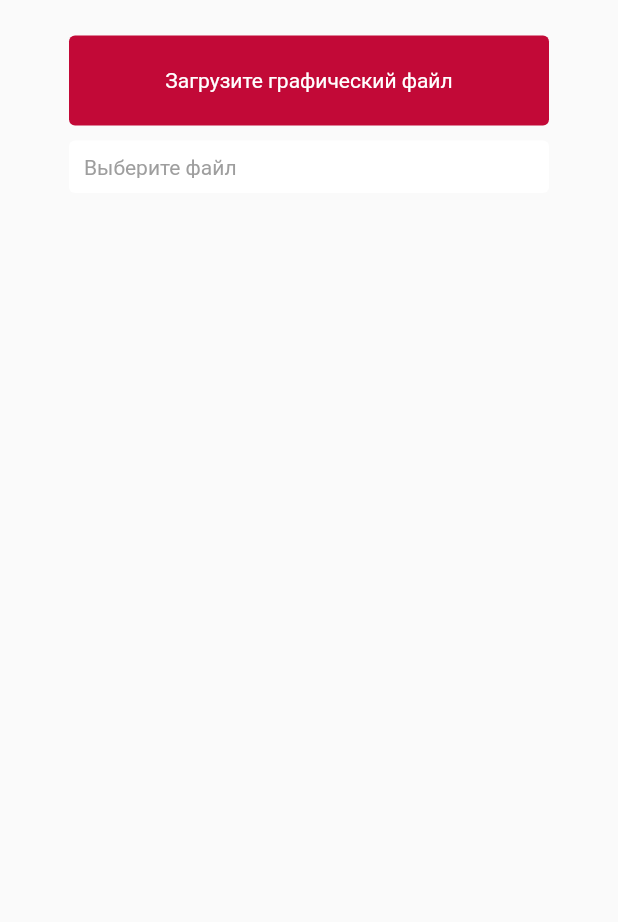
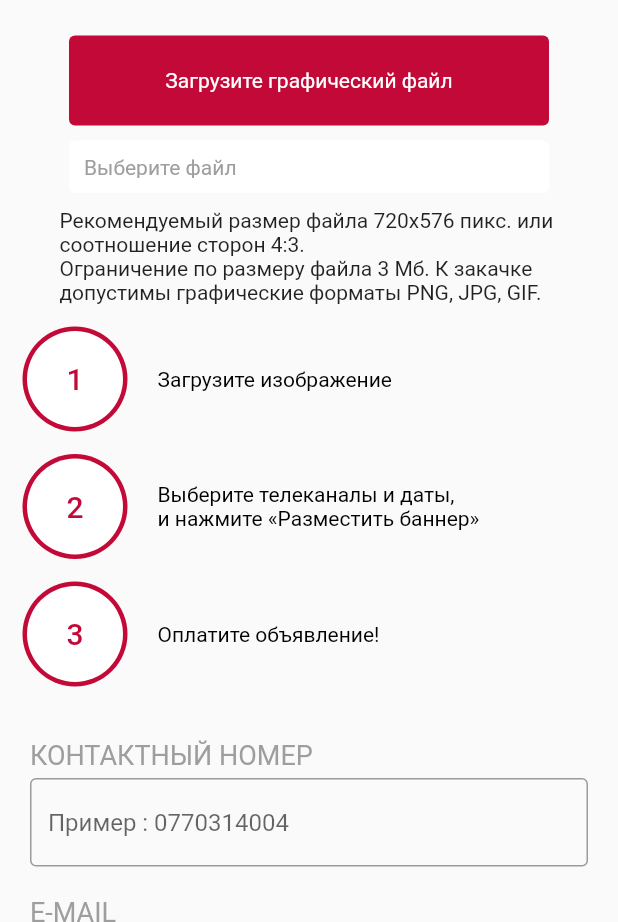
Before and after one commit to i3tika/natv_kg, a Flutter app: the screen it shows after launch, after a tap on "Размещение баннерной рекламы", on a phone screen of 412 x 824 dp, the part 314-1236 px from its top. Run offline on Flutter 3.47's test engine with Material 2 defaults, Android fonts, the phone set to English and light mode, and no system bars; our stand-ins replace bloc, dio, file_picker.

Commit message:
ya sdelal

```diff
--- /dev/null
+++ b/lib/core_data/ui/common_widgets/container_succes_widget.dart
@@ -0,0 +1,47 @@
+import 'package:flutter/material.dart';
+
+import '../theme/app_colors.dart';
+
+class ContainerSuccesWidget extends StatelessWidget {
+  const ContainerSuccesWidget({
+    super.key, required this.title,
+  });
+  final String title;
+  @override
+  Widget build(BuildContext context) {
+    return Container(
+        width: double.infinity,
+        height: 250,
+        decoration: BoxDecoration(
+          color: AppColors.red,
+        ),
+        child: Column(
+          children: [
+            SizedBox(
+              height: 50,
+            ),
+            Text(
+              'Вам остался один шаг - нажмите разместить и\n получите код для оплаты! ',
+              style: TextStyle(color: Colors.white),
+              textAlign: TextAlign.center,
+            ),
+            const SizedBox(
+              height: 50,
+            ),
+            SizedBox(
+              height: 40,
+              width: 350,
+              child: ElevatedButton(
+                  style: ElevatedButton.styleFrom(
+                    shape: RoundedRectangleBorder(borderRadius: BorderRadius.circular(0)),
+                      backgroundColor: AppColors.white),
+                  onPressed: () {},
+                  child: Text(
+                    title,
+                    style: TextStyle(color: AppColors.red),
+                  )),
+            )
+          ],
+        ));
+  }
+}
--- /dev/null
+++ b/lib/core_data/ui/common_widgets/registation_textfield_widget.dart
@@ -0,0 +1,32 @@
+import 'package:flutter/material.dart';
+
+class RegistrationTextField extends StatelessWidget {
+  const RegistrationTextField({
+    super.key,
+    required this.title,
+    required this.number,
+    this.textEditingController,
+  });
+  final String title;
+  final String number;
+  final TextEditingController? textEditingController;
+  @override
+  Widget build(BuildContext context) {
+    return Column(
+      crossAxisAlignment: CrossAxisAlignment.start,
+      children: [
+        Padding(
+          padding: const EdgeInsets.only(left: 20,top: 20),
+          child: Text(title , style: TextStyle(fontSize: 18, color: Colors.grey,),),
+        ),
+         Padding(
+          padding: const EdgeInsets.only(left : 20, right: 20, top: 5),
+          child: TextField(
+            decoration: InputDecoration(
+                hintText: number , border: OutlineInputBorder()),
+          ),
+        ),
+      ],
+    );
+  }
+}
--- a/lib/features/announcement_screen/ui/announcement_screen.dart
+++ b/lib/features/announcement_screen/ui/announcement_screen.dart
@@ -8,6 +8,8 @@ import 'package:natv_kg/core_data/ui/theme/app_fonts.dart';
 import 'package:natv_kg/resources/resources.dart';
 
 import '../../../core_data/ui/common_widgets/circle_avatar_widget.dart';
+import '../../../core_data/ui/common_widgets/container_succes_widget.dart';
+import '../../../core_data/ui/common_widgets/registation_textfield_widget.dart';
 import '../../banner_screen/ui/banner_screen.dart';
 
 class AnnouncementScreen extends StatefulWidget {
@@ -204,9 +206,36 @@ class _AnnouncementScreenState extends State<AnnouncementScreen> {
                     ),
                   ],
                 ),
-              )
+              ),
+               const SizedBox(
+                height: 15,
+              ),
+              const RegistrationTextField(
+                title: 'КОНТАКТНЫЙ НОМЕР',
+                number: 'Пример : 0770314004',
+              ),
+              const RegistrationTextField(
+                title: 'E-MAIL',
+                number: 'primer@gmail.com',
+              ),
+              const RegistrationTextField(
+                title: 'УКАЖИТЕ ФИО',
+                number: 'ФИО / НАЗВАНИЕ ОРГАНИЗАЦИИ',
+              ),
+              const Padding(
+                padding: EdgeInsets.only(
+                  left: 10, top: 10
+                ),
+                child: Text(
+                    '*Поля не обязательны для заполнения. Укажите номер \nтелефона и мы отправим Вам код для оплаты SMS \nсообщением.\n*Оплатите любым удобным способом'),
+              ),
+              const SizedBox(
+                height: 10,
+              ),
+              ContainerSuccesWidget(title: 'РАЗМЕСТИТЬ ОБЪЯВЛЕНИЕ',)
             ],
           ),
+
         ),
       ),
     );
--- a/lib/features/banner_screen/ui/banner_screen.dart
+++ b/lib/features/banner_screen/ui/banner_screen.dart
@@ -4,8 +4,11 @@ import 'package:file_picker/file_picker.dart';
 import 'package:flutter/material.dart';
 import 'package:flutter/src/widgets/framework.dart';
 import 'package:flutter/src/widgets/placeholder.dart';
+import 'package:natv_kg/core_data/ui/common_widgets/circle_avatar_widget.dart';
 import 'package:natv_kg/features/announcement_screen/ui/announcement_screen.dart';
 
+import '../../../core_data/ui/common_widgets/container_succes_widget.dart';
+import '../../../core_data/ui/common_widgets/registation_textfield_widget.dart';
 import '../../../core_data/ui/theme/app_colors.dart';
 import '../../../core_data/ui/theme/app_fonts.dart';
 import '../../../resources/resources.dart';
@@ -63,7 +66,8 @@ class _BannerScreenState extends State<BannerScreen> {
   Widget build(BuildContext context) {
     return SafeArea(
       child: Scaffold(
-        body: Column(
+        body: SingleChildScrollView(
+          child: Column(
             children: [
               Row(
                 mainAxisAlignment: MainAxisAlignment.center,
@@ -141,7 +145,8 @@ class _BannerScreenState extends State<BannerScreen> {
                 width: 320,
                 height: 60,
                 decoration: BoxDecoration(
-                  color: AppColors.red, borderRadius: BorderRadius.circular(4)),
+                    color: AppColors.red,
+                    borderRadius: BorderRadius.circular(4)),
                 child: Row(
                   mainAxisAlignment: MainAxisAlignment.center,
                   children: [
@@ -166,7 +171,8 @@ class _BannerScreenState extends State<BannerScreen> {
                   height: 35,
                   decoration: BoxDecoration(
                     color: Colors.white,
-                    borderRadius: BorderRadius.circular(4)),
+                    borderRadius: BorderRadius.circular(4),
+                  ),
                   child: Row(
                     children: [
                       Padding(
@@ -178,17 +184,69 @@ class _BannerScreenState extends State<BannerScreen> {
                           ).copyWith(color: Colors.grey),
                         ),
                       ),
-
                     ],
                   ),
                 ),
               ),
               if (pickedfile != null)
                 SizedBox(
-                          width: 300,
-                          height: 300,
-                          child: Image.file(fileToDisplay!)),
+                    width: 300, height: 300, child: Image.file(fileToDisplay!)),
+              const SizedBox(
+                height: 10,
+              ),
+              const Text(
+                  'Рекомендуемый размер файла 720х576 пикс. или \nсоотношение сторон 4:3.\nОграничение по размеру файла 3 Мб. К закачке \nдопустимы графические форматы PNG, JPG, GIF.'),
+              const SizedBox(
+                height: 15,
+              ),
+              const Padding(
+                padding: EdgeInsets.only(left: 15),
+                child: CircleAvatarWidget(
+                    title: 'Загрузите изображение', intNumber: '1'),
+              ),
+              const SizedBox(
+                height: 15,
+              ),
+              const Padding(
+                padding: EdgeInsets.only(left: 15),
+                child: CircleAvatarWidget(
+                    title:
+                        'Выберите телеканалы и даты,\nи нажмите «Разместить баннер»',
+                    intNumber: '2'),
+              ),
+              const SizedBox(
+                height: 15,
+              ),
+              const Padding(
+                padding: EdgeInsets.only(left: 15),
+                child: CircleAvatarWidget(
+                    title: 'Оплатите объявление!', intNumber: '3'),
+              ),
+              const SizedBox(
+                height: 15,
+              ),
+              const RegistrationTextField(
+                title: 'КОНТАКТНЫЙ НОМЕР',
+                number: 'Пример : 0770314004',
+              ),
+              const RegistrationTextField(
+                title: 'E-MAIL',
+                number: 'primer@gmail.com',
+              ),
+              const RegistrationTextField(
+                title: 'УКАЖИТЕ ФИО',
+                number: 'ФИО / НАЗВАНИЕ ОРГАНИЗАЦИИ',
+              ),
+              const Padding(
+                padding: EdgeInsets.symmetric(
+                  vertical: 10,
+                ),
+                child: Text(
+                    '*Поля не обязательны для заполнения. Укажите номер \nтелефона и мы отправим Вам код для оплаты SMS \nсообщением.\n*Оплатите любым удобным способом'),
+              ),
+              ContainerSuccesWidget(title: 'РАЗМЕСТИТЬ БАНЕР',)
             ],
+          ),
         ),
       ),
     );
```
Lines whose indentation alone changed are shown as unchanged.
